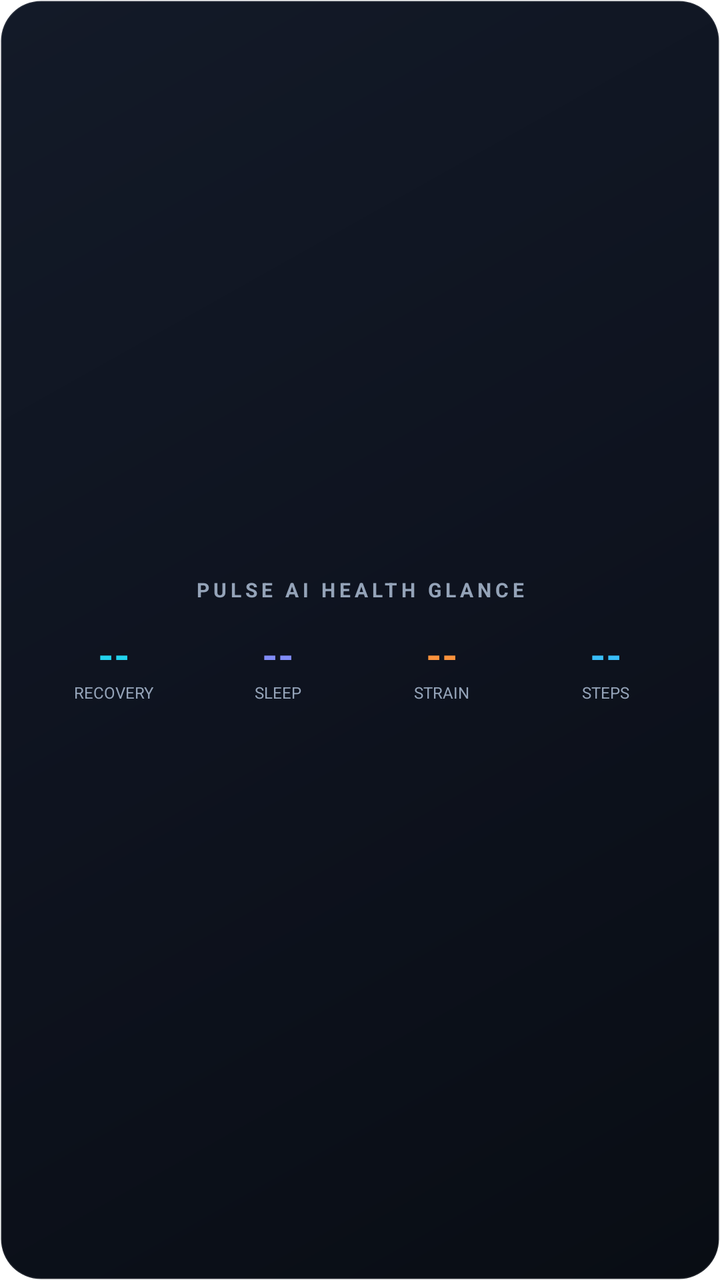
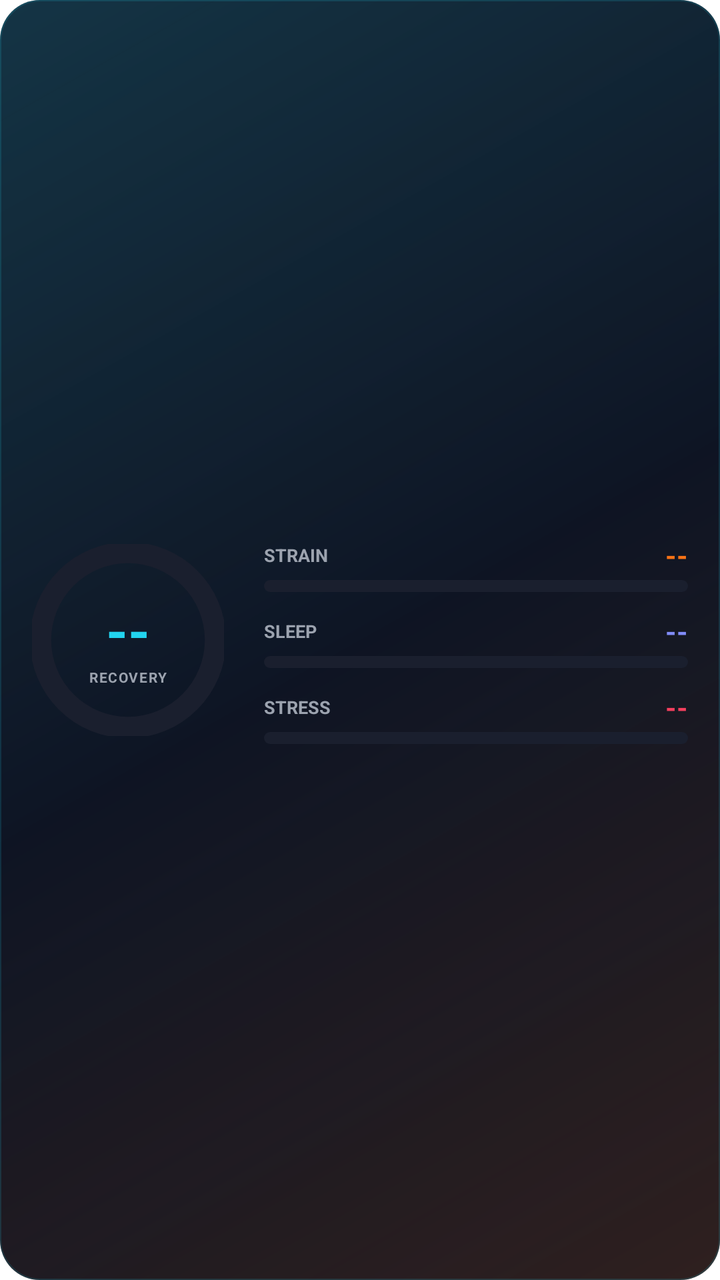

Before-and-after screenshots of an Android layout around one commit, followed by the original layout XML and the change that was made.
<!-- AndroidManifest.xml: fallback theme Theme.MaterialComponents.DayNight.NoActionBar -->
<!-- res/layout/widget_overview.xml -->
<?xml version="1.0" encoding="utf-8"?>
<LinearLayout xmlns:android="http://schemas.android.com/apk/res/android"
    android:layout_width="match_parent"
    android:layout_height="match_parent"
    android:orientation="vertical"
    android:background="@drawable/widget_bg_dark"
    android:padding="16dp"
    android:gravity="center">

    <TextView
        android:layout_width="match_parent"
        android:layout_height="wrap_content"
        android:text="PULSE AI HEALTH GLANCE"
        android:textColor="#94A3B8"
        android:textSize="10sp"
        android:textStyle="bold"
        android:letterSpacing="0.2"
        android:gravity="center"
        android:layout_marginBottom="12dp" />

    <LinearLayout
        android:layout_width="match_parent"
        android:layout_height="wrap_content"
        android:orientation="horizontal"
        android:weightSum="4">

        
        <LinearLayout
            android:layout_width="0dp"
            android:layout_height="wrap_content"
            android:layout_weight="1"
            android:orientation="vertical"
            android:gravity="center">
            <TextView
                android:id="@+id/overview_recovery"
                android:layout_width="wrap_content"
                android:layout_height="wrap_content"
                android:text="--"
                android:textColor="#22D3EE"
                android:textSize="20sp"
                android:textStyle="bold" />
            <TextView
                android:layout_width="wrap_content"
                android:layout_height="wrap_content"
                android:text="RECOVERY"
                android:textColor="#94A3B8"
                android:textSize="8sp" />
        </LinearLayout>

        
        <LinearLayout
            android:layout_width="0dp"
            android:layout_height="wrap_content"
            android:layout_weight="1"
            android:orientation="vertical"
            android:gravity="center">
            <TextView
                android:id="@+id/overview_sleep"
                android:layout_width="wrap_content"
                android:layout_height="wrap_content"
                android:text="--"
                android:textColor="#818CF8"
                android:textSize="20sp"
                android:textStyle="bold" />
            <TextView
                android:layout_width="wrap_content"
                android:layout_height="wrap_content"
                android:text="SLEEP"
                android:textColor="#94A3B8"
                android:textSize="8sp" />
        </LinearLayout>

        
        <LinearLayout
            android:layout_width="0dp"
            android:layout_height="wrap_content"
            android:layout_weight="1"
            android:orientation="vertical"
            android:gravity="center">
            <TextView
                android:id="@+id/overview_strain"
                android:layout_width="wrap_content"
                android:layout_height="wrap_content"
                android:text="--"
                android:textColor="#FB923C"
                android:textSize="20sp"
                android:textStyle="bold" />
            <TextView
                android:layout_width="wrap_content"
                android:layout_height="wrap_content"
                android:text="STRAIN"
                android:textColor="#94A3B8"
                android:textSize="8sp" />
        </LinearLayout>

        
        <LinearLayout
            android:layout_width="0dp"
            android:layout_height="wrap_content"
            android:layout_weight="1"
            android:orientation="vertical"
            android:gravity="center">
            <TextView
                android:id="@+id/overview_steps"
                android:layout_width="wrap_content"
                android:layout_height="wrap_content"
                android:text="--"
                android:textColor="#38BDF8"
                android:textSize="20sp"
                android:textStyle="bold" />
            <TextView
                android:layout_width="wrap_content"
                android:layout_height="wrap_content"
                android:text="STEPS"
                android:textColor="#94A3B8"
                android:textSize="8sp" />
        </LinearLayout>
    </LinearLayout>
</LinearLayout>
<!-- resources referenced by this layout -->
<resources>
  <!-- drawable widget_bg_dark (drawable) -->
  <?xml version="1.0" encoding="utf-8"?>
  <shape xmlns:android="http://schemas.android.com/apk/res/android"
      android:shape="rectangle">
      <gradient
          android:angle="135"
          android:startColor="#090D14"
          android:centerColor="#0E131F"
          android:endColor="#131A28"
          android:type="linear" />
      <corners android:radius="20dp" />
      <stroke
          android:width="1dp"
          android:color="#1AFFFFFF" />
  </shape>
</resources>

<!-- the commit's change to res/layout/widget_overview.xml (unified diff, before → after) -->
@@ -1,119 +1,228 @@
 <?xml version="1.0" encoding="utf-8"?>
-<LinearLayout xmlns:android="http://schemas.android.com/apk/res/android"
+<FrameLayout xmlns:android="http://schemas.android.com/apk/res/android"
+    android:id="@+id/widget_root"
     android:layout_width="match_parent"
     android:layout_height="match_parent"
-    android:orientation="vertical"
-    android:background="@drawable/widget_bg_dark"
-    android:padding="16dp"
-    android:gravity="center">
-
-    <TextView
-        android:layout_width="match_parent"
-        android:layout_height="wrap_content"
-        android:text="PULSE AI HEALTH GLANCE"
-        android:textColor="#94A3B8"
-        android:textSize="10sp"
-        android:textStyle="bold"
-        android:letterSpacing="0.2"
-        android:gravity="center"
-        android:layout_marginBottom="12dp" />
+    android:background="@drawable/widget_bg_vitals"
+    android:padding="16dp">
 
     <LinearLayout
         android:layout_width="match_parent"
-        android:layout_height="wrap_content"
-        android:orientation="horizontal"
-        android:weightSum="4">
+        android:layout_height="match_parent"
+        android:gravity="center_vertical"
+        android:orientation="horizontal">
+
+        
+        <FrameLayout
+            android:layout_width="96dp"
+            android:layout_height="96dp"
+            android:layout_marginEnd="20dp">
+
+            <ProgressBar
+                android:id="@+id/recovery_progress"
+                style="?android:attr/progressBarStyleHorizontal"
+                android:layout_width="96dp"
+                android:layout_height="96dp"
+                android:indeterminate="false"
+                android:max="100"
+                android:progress="0"
+                android:progressDrawable="@drawable/widget_circular_progress_green" />
+
+            <LinearLayout
+                android:layout_width="match_parent"
+                android:layout_height="match_parent"
+                android:gravity="center"
+                android:orientation="vertical">
+
+                <TextView
+                    android:id="@+id/overview_recovery"
+                    android:layout_width="wrap_content"
+                    android:layout_height="wrap_content"
+                    android:text="--"
+                    android:textColor="#22D3EE"
+                    android:textSize="28sp"
+                    android:textStyle="bold" />
+
+                <TextView
+                    android:id="@+id/label_rec"
+                    android:layout_width="wrap_content"
+                    android:layout_height="wrap_content"
+                    android:text="RECOVERY"
+                    android:textAllCaps="true"
+                    android:textColor="#9CA3AF"
+                    android:textSize="7sp"
+                    android:textStyle="bold"
+                    android:letterSpacing="0.08" />
+
+            </LinearLayout>
+
+        </FrameLayout>
 
         
         <LinearLayout
             android:layout_width="0dp"
             android:layout_height="wrap_content"
             android:layout_weight="1"
-            android:orientation="vertical"
-            android:gravity="center">
-            <TextView
-                android:id="@+id/overview_recovery"
-                android:layout_width="wrap_content"
+            android:gravity="center_vertical"
+            android:orientation="vertical">
+
+            
+            <LinearLayout
+                android:layout_width="match_parent"
                 android:layout_height="wrap_content"
-                android:text="--"
-                android:textColor="#22D3EE"
-                android:textSize="20sp"
-                android:textStyle="bold" />
-            <TextView
-                android:layout_width="wrap_content"
+                android:layout_marginBottom="10dp"
+                android:orientation="vertical">
+
+                <LinearLayout
+                    android:layout_width="match_parent"
+                    android:layout_height="wrap_content"
+                    android:gravity="center_vertical"
+                    android:orientation="horizontal">
+
+                    <TextView
+                        android:id="@+id/label_strain"
+                        android:layout_width="wrap_content"
+                        android:layout_height="wrap_content"
+                        android:text="STRAIN"
+                        android:textAllCaps="true"
+                        android:textColor="#9CA3AF"
+                        android:textSize="9sp"
+                        android:textStyle="bold" />
+
+                    <View
+                        android:layout_width="0dp"
+                        android:layout_height="0dp"
+                        android:layout_weight="1" />
+
+                    <TextView
+                        android:id="@+id/overview_strain"
+                        android:layout_width="wrap_content"
+                        android:layout_height="wrap_content"
+                        android:text="--"
+                        android:textColor="#F97316"
+                        android:textSize="14sp"
+                        android:textStyle="bold" />
+
+                </LinearLayout>
+
+                <ProgressBar
+                    android:id="@+id/strain_progress"
+                    style="?android:attr/progressBarStyleHorizontal"
+                    android:layout_width="match_parent"
+                    android:layout_height="6dp"
+                    android:layout_marginTop="3dp"
+                    android:indeterminate="false"
+                    android:max="210"
+                    android:progress="0"
+                    android:progressDrawable="@drawable/widget_bar_orange" />
+
+            </LinearLayout>
+
+            
+            <LinearLayout
+                android:layout_width="match_parent"
                 android:layout_height="wrap_content"
-                android:text="RECOVERY"
-                android:textColor="#94A3B8"
-                android:textSize="8sp" />
+                android:layout_marginBottom="10dp"
+                android:orientation="vertical">
+
+                <LinearLayout
+                    android:layout_width="match_parent"
+                    android:layout_height="wrap_content"
+                    android:gravity="center_vertical"
+                    android:orientation="horizontal">
+
+                    <TextView
+                        android:id="@+id/label_sleep"
+                        android:layout_width="wrap_content"
+                        android:layout_height="wrap_content"
+                        android:text="SLEEP"
+                        android:textAllCaps="true"
+                        android:textColor="#9CA3AF"
+                        android:textSize="9sp"
+                        android:textStyle="bold" />
+
+                    <View
+                        android:layout_width="0dp"
+                        android:layout_height="0dp"
+                        android:layout_weight="1" />
+
+                    <TextView
+                        android:id="@+id/overview_sleep"
+                        android:layout_width="wrap_content"
+                        android:layout_height="wrap_content"
+                        android:text="--"
+                        android:textColor="#818CF8"
+                        android:textSize="14sp"
+                        android:textStyle="bold" />
+
+                </LinearLayout>
+
+                <ProgressBar
+                    android:id="@+id/sleep_progress"
+                    style="?android:attr/progressBarStyleHorizontal"
+                    android:layout_width="match_parent"
+                    android:layout_height="6dp"
+                    android:layout_marginTop="3dp"
+                    android:indeterminate="false"
+                    android:max="100"
+                    android:progress="0"
+                    android:progressDrawable="@drawable/widget_bar_purple" />
+
+            </LinearLayout>
+
+            
+            <LinearLayout
+                android:layout_width="match_parent"
+                android:layout_height="wrap_content"
+                android:orientation="vertical">
+
+                <LinearLayout
+                    android:layout_width="match_parent"
+                    android:layout_height="wrap_content"
+                    android:gravity="center_vertical"
+                    android:orientation="horizontal">
+
+                    <TextView
+                        android:id="@+id/label_stress"
+                        android:layout_width="wrap_content"
+                        android:layout_height="wrap_content"
+                        android:text="STRESS"
+                        android:textAllCaps="true"
+                        android:textColor="#9CA3AF"
+                        android:textSize="9sp"
+                        android:textStyle="bold" />
+
+                    <View
+                        android:layout_width="0dp"
+                        android:layout_height="0dp"
+                        android:layout_weight="1" />
+
+                    <TextView
+                        android:id="@+id/overview_stress"
+                        android:layout_width="wrap_content"
+                        android:layout_height="wrap_content"
+                        android:text="--"
+                        android:textColor="#F43F5E"
+                        android:textSize="14sp"
+                        android:textStyle="bold" />
+
+                </LinearLayout>
+
+                <ProgressBar
+                    android:id="@+id/stress_progress"
+                    style="?android:attr/progressBarStyleHorizontal"
+                    android:layout_width="match_parent"
+                    android:layout_height="6dp"
+                    android:layout_marginTop="3dp"
+                    android:indeterminate="false"
+                    android:max="100"
+                    android:progress="0"
+                    android:progressDrawable="@drawable/widget_bar_cyan" />
+
+            </LinearLayout>
+
         </LinearLayout>
 
-        
-        <LinearLayout
-            android:layout_width="0dp"
-            android:layout_height="wrap_content"
-            android:layout_weight="1"
-            android:orientation="vertical"
-            android:gravity="center">
-            <TextView
-                android:id="@+id/overview_sleep"
-                android:layout_width="wrap_content"
-                android:layout_height="wrap_content"
-                android:text="--"
-                android:textColor="#818CF8"
-                android:textSize="20sp"
-                android:textStyle="bold" />
-            <TextView
-                android:layout_width="wrap_content"
-                android:layout_height="wrap_content"
-                android:text="SLEEP"
-                android:textColor="#94A3B8"
-                android:textSize="8sp" />
-        </LinearLayout>
-
-        
-        <LinearLayout
-            android:layout_width="0dp"
-            android:layout_height="wrap_content"
-            android:layout_weight="1"
-            android:orientation="vertical"
-            android:gravity="center">
-            <TextView
-                android:id="@+id/overview_strain"
-                android:layout_width="wrap_content"
-                android:layout_height="wrap_content"
-                android:text="--"
-                android:textColor="#FB923C"
-                android:textSize="20sp"
-                android:textStyle="bold" />
-            <TextView
-                android:layout_width="wrap_content"
-                android:layout_height="wrap_content"
-                android:text="STRAIN"
-                android:textColor="#94A3B8"
-                android:textSize="8sp" />
-        </LinearLayout>
-
-        
-        <LinearLayout
-            android:layout_width="0dp"
-            android:layout_height="wrap_content"
-            android:layout_weight="1"
-            android:orientation="vertical"
-            android:gravity="center">
-            <TextView
-                android:id="@+id/overview_steps"
-                android:layout_width="wrap_content"
-                android:layout_height="wrap_content"
-                android:text="--"
-                android:textColor="#38BDF8"
-                android:textSize="20sp"
-                android:textStyle="bold" />
-            <TextView
-                android:layout_width="wrap_content"
-                android:layout_height="wrap_content"
-                android:text="STEPS"
-                android:textColor="#94A3B8"
-                android:textSize="8sp" />
-        </LinearLayout>
     </LinearLayout>
-</LinearLayout>
+
+</FrameLayout>
<!-- resource entries referenced after the edit -->
@@ -1,19 +1,160 @@
 <!-- resources referenced by this layout -->
 <resources>
-  <!-- drawable widget_bg_dark (drawable) -->
+  <!-- drawable widget_bar_cyan (drawable) -->
   <?xml version="1.0" encoding="utf-8"?>
-  <shape xmlns:android="http://schemas.android.com/apk/res/android"
-      android:shape="rectangle">
-      <gradient
-          android:angle="135"
-          android:startColor="#090D14"
-          android:centerColor="#0E131F"
-          android:endColor="#131A28"
-          android:type="linear" />
-      <corners android:radius="20dp" />
-      <stroke
-          android:width="1dp"
-          android:color="#1AFFFFFF" />
-  </shape>
+  <layer-list xmlns:android="http://schemas.android.com/apk/res/android">
+  
+      
+      <item android:id="@android:id/background">
+          <shape android:shape="rectangle">
+              <solid android:color="#1A1F2E" />
+              <corners android:radius="4dp" />
+          </shape>
+      </item>
+  
+      
+      <item android:id="@android:id/progress">
+          <clip>
+              <shape android:shape="rectangle">
+                  <solid android:color="#22D3EE" />
+                  <corners android:radius="4dp" />
+              </shape>
+          </clip>
+      </item>
+  
+  </layer-list>
+  <!-- drawable widget_bar_orange (drawable) -->
+  <?xml version="1.0" encoding="utf-8"?>
+  <layer-list xmlns:android="http://schemas.android.com/apk/res/android">
+  
+      
+      <item android:id="@android:id/background">
+          <shape android:shape="rectangle">
+              <solid android:color="#1A1F2E" />
+              <corners android:radius="4dp" />
+          </shape>
+      </item>
+  
+      
+      <item android:id="@android:id/progress">
+          <clip>
+              <shape android:shape="rectangle">
+                  <solid android:color="#F97316" />
+                  <corners android:radius="4dp" />
+              </shape>
+          </clip>
+      </item>
+  
+  </layer-list>
+  <!-- drawable widget_bar_purple (drawable) -->
+  <?xml version="1.0" encoding="utf-8"?>
+  <layer-list xmlns:android="http://schemas.android.com/apk/res/android">
+  
+      
+      <item android:id="@android:id/background">
+          <shape android:shape="rectangle">
+              <solid android:color="#1A1F2E" />
+              <corners android:radius="4dp" />
+          </shape>
+      </item>
+  
+      
+      <item android:id="@android:id/progress">
+          <clip>
+              <shape android:shape="rectangle">
+                  <solid android:color="#818CF8" />
+                  <corners android:radius="4dp" />
+              </shape>
+          </clip>
+      </item>
+  
+  </layer-list>
+  <!-- drawable widget_bg_vitals (drawable) -->
+  <?xml version="1.0" encoding="utf-8"?>
+  <layer-list xmlns:android="http://schemas.android.com/apk/res/android">
+  
+      
+      <item>
+          <shape android:shape="rectangle">
+              <gradient
+                  android:startColor="#0B1120"
+                  android:endColor="#111827"
+                  android:angle="135"
+                  android:type="linear" />
+              <corners android:radius="20dp" />
+          </shape>
+      </item>
+  
+      
+      <item>
+          <shape android:shape="rectangle">
+              <gradient
+                  android:startColor="#2622D3EE"
+                  android:centerColor="#00000000"
+                  android:endColor="#00000000"
+                  android:angle="315"
+                  android:type="linear" />
+              <corners android:radius="20dp" />
+          </shape>
+      </item>
+  
+      
+      <item>
+          <shape android:shape="rectangle">
+              <gradient
+                  android:startColor="#26F97316"
+                  android:centerColor="#00000000"
+                  android:endColor="#00000000"
+                  android:angle="135"
+                  android:type="linear" />
+              <corners android:radius="20dp" />
+          </shape>
+      </item>
+  
+      
+      <item>
+          <shape android:shape="rectangle">
+              <stroke
+                  android:width="0.5dp"
+                  android:color="#2622D3EE" />
+              <corners android:radius="20dp" />
+              <solid android:color="@android:color/transparent" />
+          </shape>
+      </item>
+  
+  </layer-list>
+  <!-- drawable widget_circular_progress_green (drawable) -->
+  <?xml version="1.0" encoding="utf-8"?>
+  <layer-list xmlns:android="http://schemas.android.com/apk/res/android">
+  
+      
+      <item>
+          <shape
+              android:shape="ring"
+              android:innerRadiusRatio="2.5"
+              android:thicknessRatio="9"
+              android:useLevel="false">
+              <solid android:color="#1A1F2E" />
+          </shape>
+      </item>
+  
+      
+      <item>
+          <rotate
+              android:fromDegrees="270"
+              android:toDegrees="270"
+              android:pivotX="50%"
+              android:pivotY="50%">
+              <shape
+                  android:shape="ring"
+                  android:innerRadiusRatio="2.5"
+                  android:thicknessRatio="9"
+                  android:useLevel="true">
+                  <solid android:color="#22D3EE" />
+              </shape>
+          </rotate>
+      </item>
+  
+  </layer-list>
 </resources>
 
